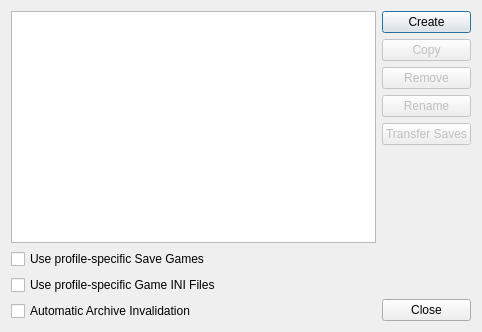
Above: modorganizer/src/profilesdialog.ui from Holt59/mo2-merge before the change. Below: the same form after it.
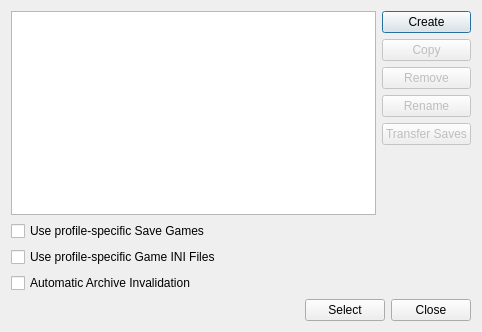
That is the form after the change.

Commit message: [modorganizer] profiles dialog:   - added select button   - select new profile in the list after creating

What changed in the file:
```diff
--- a/modorganizer/src/profilesdialog.ui
+++ b/modorganizer/src/profilesdialog.ui
@@ -13,7 +13,22 @@
   <property name="windowTitle">
    <string>Profiles</string>
   </property>
-  <layout class="QHBoxLayout" name="horizontalLayout">
+  <layout class="QVBoxLayout" name="verticalLayout_3">
+   <item>
+    <widget class="QWidget" name="widget" native="true">
+     <layout class="QHBoxLayout" name="horizontalLayout_3">
+      <property name="leftMargin">
+       <number>0</number>
+      </property>
+      <property name="topMargin">
+       <number>0</number>
+      </property>
+      <property name="rightMargin">
+       <number>0</number>
+      </property>
+      <property name="bottomMargin">
+       <number>0</number>
+      </property>
    <item>
     <layout class="QVBoxLayout" name="verticalLayout_2">
      <item>
@@ -167,17 +182,55 @@
        </property>
       </spacer>
      </item>
+       </layout>
+      </item>
+     </layout>
+    </widget>
+   </item>
      <item>
-      <widget class="QPushButton" name="closeButton">
-       <property name="toolTip">
-        <string/>
-       </property>
+    <widget class="QWidget" name="widget_2" native="true">
+     <layout class="QHBoxLayout" name="horizontalLayout">
+      <property name="leftMargin">
+       <number>0</number>
+      </property>
+      <property name="topMargin">
+       <number>0</number>
+      </property>
+      <property name="rightMargin">
+       <number>0</number>
+      </property>
+      <property name="bottomMargin">
+       <number>0</number>
+      </property>
+      <item>
+       <spacer name="horizontalSpacer">
+        <property name="orientation">
+         <enum>Qt::Horizontal</enum>
+        </property>
+        <property name="sizeHint" stdset="0">
+         <size>
+          <width>40</width>
+          <height>20</height>
+         </size>
+        </property>
+       </spacer>
+      </item>
+      <item>
+       <widget class="QPushButton" name="select">
+        <property name="text">
+         <string>Select</string>
+        </property>
+       </widget>
+      </item>
+      <item>
+       <widget class="QPushButton" name="close">
        <property name="text">
         <string>Close</string>
        </property>
       </widget>
      </item>
     </layout>
+    </widget>
    </item>
   </layout>
  </widget>
```
Lines whose indentation alone changed are shown as unchanged. The commit also changes 3 other files.
